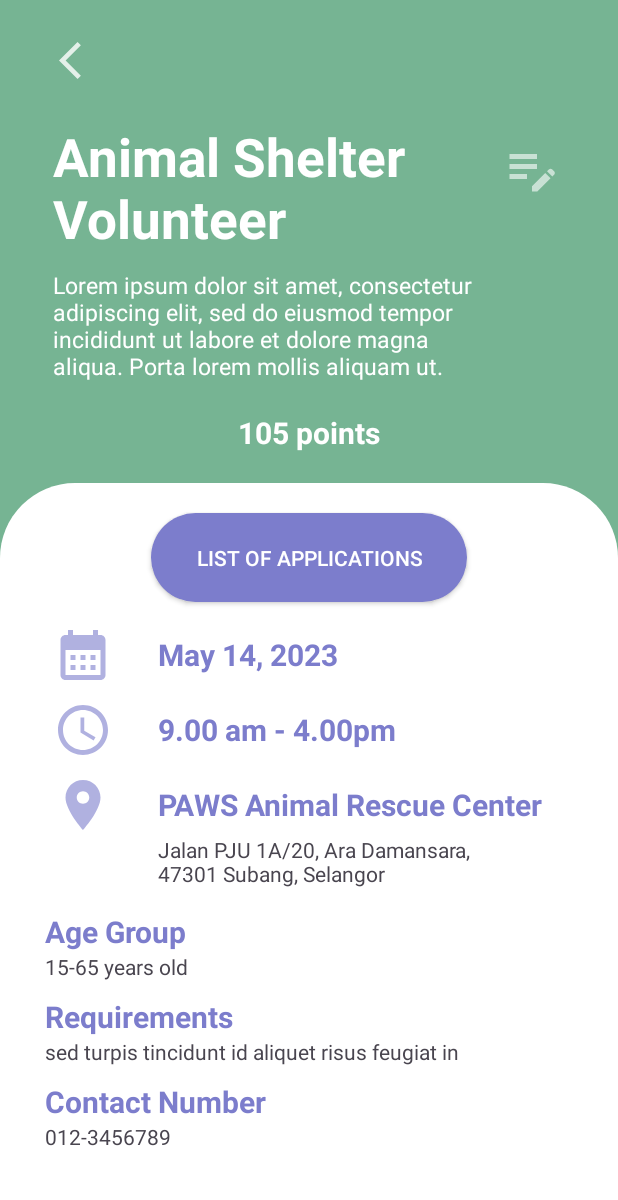
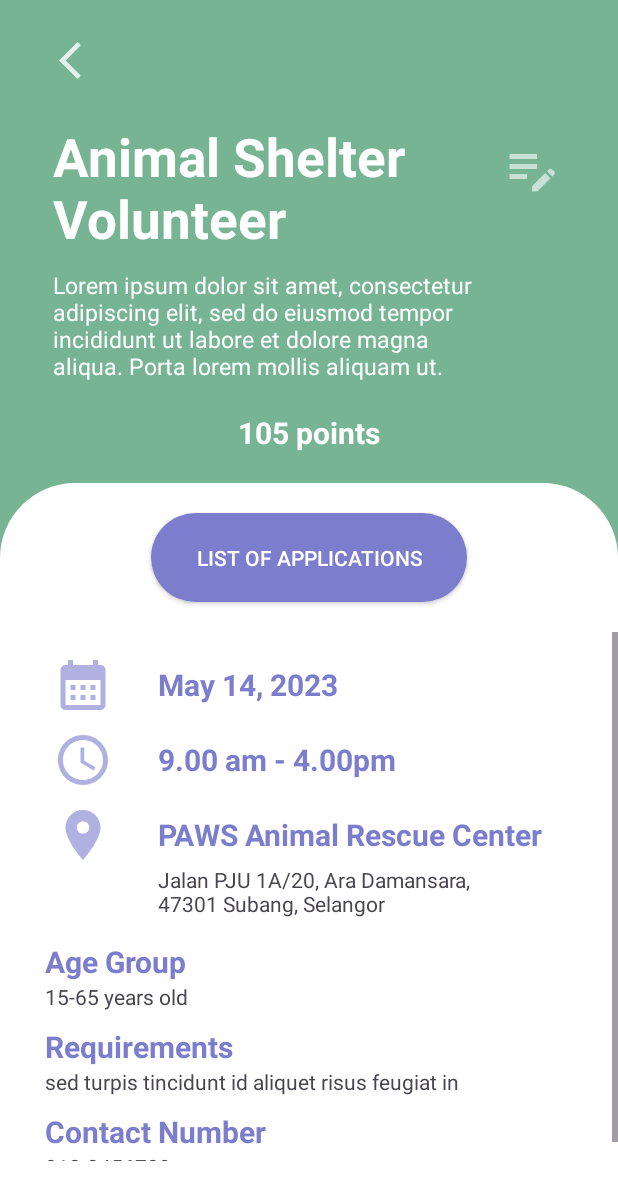
Before and after one commit to JamesW0803/EcoCityHub_MAD, an Android app: the VolunteerActivityPost screen opened directly, with no data from a screen before it, on a phone screen of 412 x 824 dp. Shown: the top 1200 px of the screen. Run offline under Robolectric (Android 15) with nearby library versions, the phone set to English and light mode, and no system bars; our stand-ins replace Firebase (no records; nobody signed in at launch, a user with empty details on screens opened directly); 1 statement that could not run was skipped.

Commit message:
updated 27/12 - minor changes to layout files

```diff
--- a/app/src/main/res/layout/activity_volunteer_post.xml
+++ b/app/src/main/res/layout/activity_volunteer_post.xml
@@ -89,6 +89,21 @@
             android:layout_centerHorizontal="true"
             android:layout_marginTop="20dp"
             android:id="@+id/BTApplications" />
+
+        <ScrollView
+            android:layout_width="match_parent"
+            android:layout_height="match_parent"
+            android:scrollbars="vertical"
+            android:overScrollMode="always"
+            android:layout_marginTop="20dp"
+            android:layout_marginBottom="50dp"
+            android:layout_below="@+id/BTApplications">
+
+            <LinearLayout
+                android:layout_width="match_parent"
+                android:layout_height="match_parent"
+                android:orientation="vertical"
+                android:layout_below="@+id/BTApplications">
 
                 <RelativeLayout
                     android:layout_width="wrap_content"
@@ -255,6 +270,10 @@
 
                 </LinearLayout>
 
+            </LinearLayout>
+
+        </ScrollView>
+
     </RelativeLayout>
 
 </RelativeLayout>
```
Also changed, not shown: app/src/main/res/layout/activity_organizer_dashboard.xml (+13 -4 lines). Lines whose indentation alone changed are shown as unchanged.
